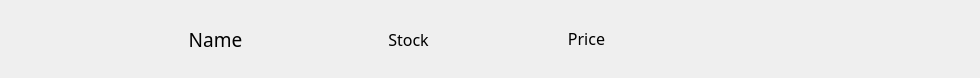
xTheSheep/gui_landwirtschaftliche_fahrzeuge, file ui_files/extra_item.ui: the form before one commit.
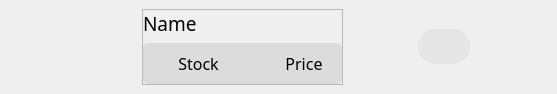
The form after the commit. Icons and pictures are not drawn.

Patch:
```diff
--- a/ui_files/extra_item.ui
+++ b/ui_files/extra_item.ui
@@ -6,8 +6,8 @@
    <rect>
     <x>0</x>
     <y>0</y>
-    <width>980</width>
-    <height>78</height>
+    <width>557</width>
+    <height>93</height>
    </rect>
   </property>
   <property name="sizePolicy">
@@ -24,15 +24,13 @@
   </property>
   <property name="styleSheet">
    <string notr="true">QPushButton {
-    background-color: transparent;
+    background-color: rgba(0, 0, 0, 10);
     border: none;
-    border-radius: 22px; 
-    padding: 10px;
+    border-radius: 17px; 
+	padding: 10px;
     outline: none;
-   /* min-width: 15px; 
-    min-height: 15px; 
-    max-width: 15px; 
-    max-height: 15px; */
+    max-width: 45px; 
+    max-height: 15px;
 }
 
 QPushButton:hover {
@@ -100,6 +98,43 @@
        </widget>
       </item>
       <item>
+       <spacer name="horizontalSpacer_2">
+        <property name="orientation">
+         <enum>Qt::Horizontal</enum>
+        </property>
+        <property name="sizeType">
+         <enum>QSizePolicy::Fixed</enum>
+        </property>
+        <property name="sizeHint" stdset="0">
+         <size>
+          <width>15</width>
+          <height>20</height>
+         </size>
+        </property>
+       </spacer>
+      </item>
+      <item>
+       <widget class="QFrame" name="frame_2">
+        <property name="frameShape">
+         <enum>QFrame::StyledPanel</enum>
+        </property>
+        <property name="frameShadow">
+         <enum>QFrame::Raised</enum>
+        </property>
+        <layout class="QVBoxLayout" name="verticalLayout_2">
+         <property name="leftMargin">
+          <number>0</number>
+         </property>
+         <property name="topMargin">
+          <number>0</number>
+         </property>
+         <property name="rightMargin">
+          <number>0</number>
+         </property>
+         <property name="bottomMargin">
+          <number>0</number>
+         </property>
+         <item>
        <widget class="QLabel" name="name">
         <property name="font">
          <font>
@@ -111,19 +146,33 @@
          <string>Name</string>
         </property>
         <property name="alignment">
-         <set>Qt::AlignCenter</set>
+            <set>Qt::AlignLeading|Qt::AlignLeft|Qt::AlignVCenter</set>
         </property>
        </widget>
       </item>
-      <item alignment="Qt::AlignHCenter">
+         <item>
        <widget class="QFrame" name="frame">
+           <property name="maximumSize">
+            <size>
+             <width>16777215</width>
+             <height>16777215</height>
+            </size>
+           </property>
+           <property name="styleSheet">
+            <string notr="true">#frame {
+	background-color: rgba(0,0,0, 20);
+	border-radius: 5px;
+	padding-left: 10px;
+	padding-right: 10px;
+}</string>
+           </property>
         <property name="frameShape">
          <enum>QFrame::NoFrame</enum>
         </property>
         <property name="frameShadow">
-         <enum>QFrame::Raised</enum>
-        </property>
-        <layout class="QHBoxLayout" name="horizontalLayout_3">
+            <enum>QFrame::Plain</enum>
+           </property>
+           <layout class="QHBoxLayout" name="horizontalLayout_2">
          <item>
           <widget class="QLabel" name="stock_pixmap">
            <property name="maximumSize">
@@ -168,10 +217,23 @@
            </property>
           </widget>
          </item>
-        </layout>
-       </widget>
-      </item>
-      <item alignment="Qt::AlignVCenter">
+            <item>
+             <spacer name="horizontalSpacer">
+              <property name="orientation">
+               <enum>Qt::Horizontal</enum>
+              </property>
+              <property name="sizeType">
+               <enum>QSizePolicy::Maximum</enum>
+              </property>
+              <property name="sizeHint" stdset="0">
+               <size>
+                <width>60</width>
+                <height>20</height>
+               </size>
+              </property>
+             </spacer>
+            </item>
+            <item>
        <widget class="QLabel" name="price">
         <property name="font">
          <font>
@@ -190,8 +252,20 @@
         </property>
        </widget>
       </item>
+           </layout>
+          </widget>
+         </item>
+        </layout>
+       </widget>
+      </item>
       <item alignment="Qt::AlignHCenter">
        <widget class="QPushButton" name="add_addon_button">
+        <property name="maximumSize">
+         <size>
+          <width>65</width>
+          <height>35</height>
+         </size>
+        </property>
         <property name="cursor">
          <cursorShape>PointingHandCursor</cursorShape>
         </property>
@@ -210,22 +284,6 @@
         </property>
        </widget>
       </item>
-      <item>
-       <spacer name="horizontalSpacer">
-        <property name="orientation">
-         <enum>Qt::Horizontal</enum>
-        </property>
-        <property name="sizeType">
-         <enum>QSizePolicy::Maximum</enum>
-        </property>
-        <property name="sizeHint" stdset="0">
-         <size>
-          <width>100</width>
-          <height>20</height>
-         </size>
-        </property>
-       </spacer>
-      </item>
      </layout>
     </widget>
    </item>
```
Left out of the diff: 4 changed lines with no effect on the pictures. Lines whose indentation alone changed are shown as unchanged.
